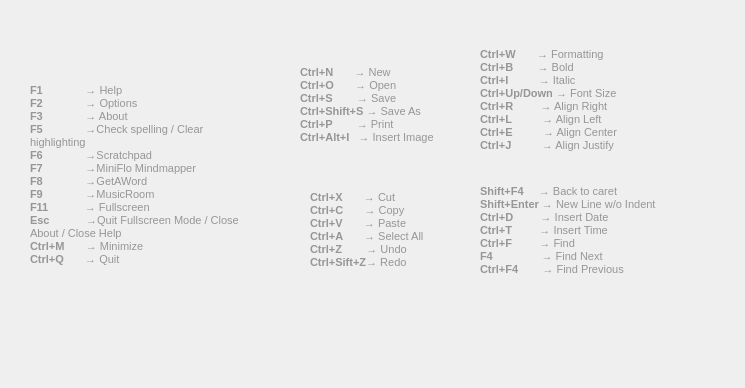
Before: the Qt Designer form application/src/ui/helpdialog.ui in dbuksbaum/TextRoom, drawn with Qt 5.
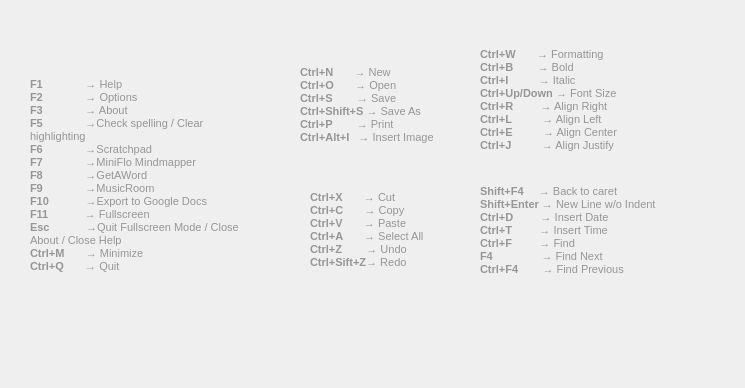
After: the same form once the commit is applied. Icons and pictures are not drawn.

Commit message: update ui files to bring them to the same version as source tar

The edit to the form file:
```diff
--- a/application/src/ui/helpdialog.ui
+++ b/application/src/ui/helpdialog.ui
@@ -395,7 +395,8 @@
 &lt;p style=&quot; margin-top:0px; margin-bottom:0px; margin-left:0px; margin-right:0px; -qt-block-indent:0; text-indent:0px;&quot;&gt;&lt;span style=&quot; font-family:'Liberation Sans'; font-weight:600;&quot;&gt;F6              &lt;/span&gt;&lt;span style=&quot; font-family:'Liberation Sans';&quot;&gt;→Scratchpad&lt;/span&gt;&lt;/p&gt;
 &lt;p style=&quot; margin-top:0px; margin-bottom:0px; margin-left:0px; margin-right:0px; -qt-block-indent:0; text-indent:0px;&quot;&gt;&lt;span style=&quot; font-family:'Liberation Sans'; font-weight:600;&quot;&gt;F7&lt;/span&gt;&lt;span style=&quot; font-family:'Liberation Sans';&quot;&gt;              →MiniFlo Mindmapper&lt;/span&gt;&lt;/p&gt;
 &lt;p style=&quot; margin-top:0px; margin-bottom:0px; margin-left:0px; margin-right:0px; -qt-block-indent:0; text-indent:0px;&quot;&gt;&lt;span style=&quot; font-family:'Liberation Sans'; font-weight:600;&quot;&gt;F8 &lt;/span&gt;&lt;span style=&quot; font-family:'Liberation Sans';&quot;&gt;             →GetAWord&lt;/span&gt;&lt;/p&gt;
-&lt;p style=&quot; margin-top:0px; margin-bottom:0px; margin-left:0px; margin-right:0px; -qt-block-indent:0; text-indent:0px;&quot;&gt;&lt;span style=&quot; font-family:'Liberation Sans'; font-weight:600;&quot;&gt;F9&lt;/span&gt;&lt;span style=&quot; font-family:'Liberation Sans';&quot;&gt;              &lt;/span&gt;&lt;span style=&quot; font-family:'Liberation Sans';&quot;&gt;→MusicRoom&lt;/span&gt;&lt;/p&gt;
+&lt;p style=&quot; margin-top:0px; margin-bottom:0px; margin-left:0px; margin-right:0px; -qt-block-indent:0; text-indent:0px;&quot;&gt;&lt;span style=&quot; font-family:'Liberation Sans'; font-weight:600;&quot;&gt;F9&lt;/span&gt;&lt;span style=&quot; font-family:'Liberation Sans';&quot;&gt;              →MusicRoom&lt;/span&gt;&lt;/p&gt;
+&lt;p style=&quot; margin-top:0px; margin-bottom:0px; margin-left:0px; margin-right:0px; -qt-block-indent:0; text-indent:0px;&quot;&gt;&lt;span style=&quot; font-family:'Liberation Sans'; font-weight:600;&quot;&gt;F10&lt;/span&gt;&lt;span style=&quot; font-family:'Liberation Sans';&quot;&gt;            &lt;/span&gt;&lt;span style=&quot; font-family:'Liberation Sans';&quot;&gt;→Export to Google Docs&lt;/span&gt;&lt;/p&gt;
 &lt;p style=&quot; margin-top:0px; margin-bottom:0px; margin-left:0px; margin-right:0px; -qt-block-indent:0; text-indent:0px;&quot;&gt;&lt;span style=&quot; font-family:'Liberation Sans'; font-weight:600;&quot;&gt;F11  &lt;/span&gt;&lt;span style=&quot; font-family:'Liberation Sans';&quot;&gt;          → Fullscreen&lt;/span&gt;&lt;/p&gt;
 &lt;p style=&quot; margin-top:0px; margin-bottom:0px; margin-left:0px; margin-right:0px; -qt-block-indent:0; text-indent:0px;&quot;&gt;&lt;span style=&quot; font-family:'Liberation Sans'; font-weight:600;&quot;&gt;Esc&lt;/span&gt;&lt;span style=&quot; font-family:'Liberation Sans';&quot;&gt;            →Quit Fullscreen Mode / Close About / Close Help&lt;/span&gt;&lt;/p&gt;
 &lt;p style=&quot; margin-top:0px; margin-bottom:0px; margin-left:0px; margin-right:0px; -qt-block-indent:0; text-indent:0px;&quot;&gt;&lt;span style=&quot; font-family:'Liberation Sans'; font-weight:600;&quot;&gt;Ctrl+M &lt;/span&gt;&lt;span style=&quot; font-family:'Liberation Sans';&quot;&gt;      → Minimize&lt;/span&gt;&lt;/p&gt;
```
The commit also changes 1 other file.
